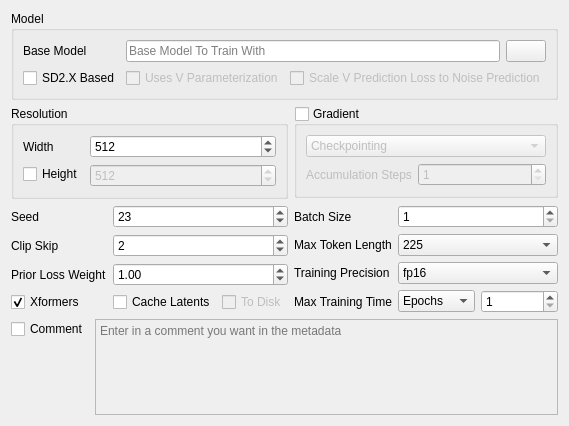
Before: the Qt Designer form ui_files/BaseUI.ui in derrian-distro/LoRA_Easy_Training_Scripts, drawn with Qt 5.
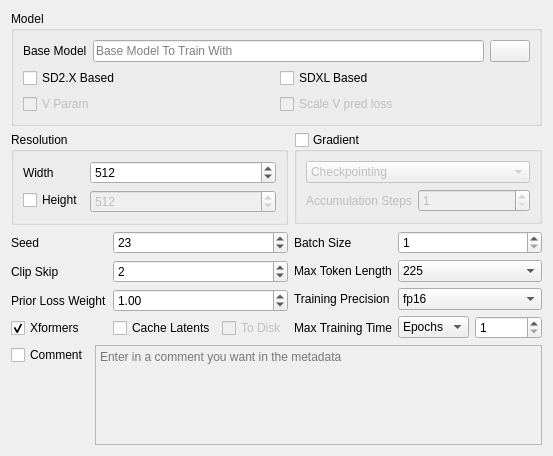
After: the same form once the commit is applied. Custom widgets are drawn as their Qt base class.

Commit message:
Add support for SDXL
This has only be marginally tested, I managed to train one lora fully, but no promises it will work flawlessly, please report bugs so I can fix them.

```diff
--- a/ui_files/BaseUI.ui
+++ b/ui_files/BaseUI.ui
@@ -7,7 +7,7 @@
     <x>0</x>
     <y>0</y>
     <width>553</width>
-    <height>426</height>
+    <height>456</height>
    </rect>
   </property>
   <property name="windowTitle">
@@ -186,17 +186,7 @@
         </item>
        </layout>
       </item>
-      <item row="1" column="0">
-       <widget class="QCheckBox" name="v2_enable">
-        <property name="toolTip">
-         <string>&lt;html&gt;&lt;head/&gt;&lt;body&gt;&lt;p&gt;Select this if you are using an SD2.x based model, such as WD1.5.&lt;/p&gt;&lt;/body&gt;&lt;/html&gt;</string>
-        </property>
-        <property name="text">
-         <string>SD2.X Based</string>
-        </property>
-       </widget>
-      </item>
-      <item row="1" column="1">
+      <item row="2" column="0" colspan="2">
        <layout class="QHBoxLayout" name="horizontalLayout_6">
         <item>
          <widget class="QCheckBox" name="v_param_enable">
@@ -207,7 +197,7 @@
            <string>&lt;html&gt;&lt;head/&gt;&lt;body&gt;&lt;p&gt;Select this if your model uses the SD2.x 768x model, such as WD1.5.&lt;/p&gt;&lt;/body&gt;&lt;/html&gt;</string>
           </property>
           <property name="text">
-           <string>Uses V Parameterization</string>
+           <string>V Param</string>
           </property>
          </widget>
         </item>
@@ -217,7 +207,28 @@
            <bool>false</bool>
           </property>
           <property name="text">
-           <string>Scale V Prediction Loss to Noise Prediction</string>
+           <string>Scale V pred loss</string>
+          </property>
+         </widget>
+        </item>
+       </layout>
+      </item>
+      <item row="1" column="0" colspan="2">
+       <layout class="QHBoxLayout" name="horizontalLayout_2">
+        <item>
+         <widget class="QCheckBox" name="v2_enable">
+          <property name="toolTip">
+           <string>&lt;html&gt;&lt;head/&gt;&lt;body&gt;&lt;p&gt;Select this if you are using an SD2.x based model, such as WD1.5.&lt;/p&gt;&lt;/body&gt;&lt;/html&gt;</string>
+          </property>
+          <property name="text">
+           <string>SD2.X Based</string>
+          </property>
+         </widget>
+        </item>
+        <item>
+         <widget class="QCheckBox" name="sdxl_enable">
+          <property name="text">
+           <string>SDXL Based</string>
           </property>
          </widget>
         </item>
```
The commit also changes 11 other files.
